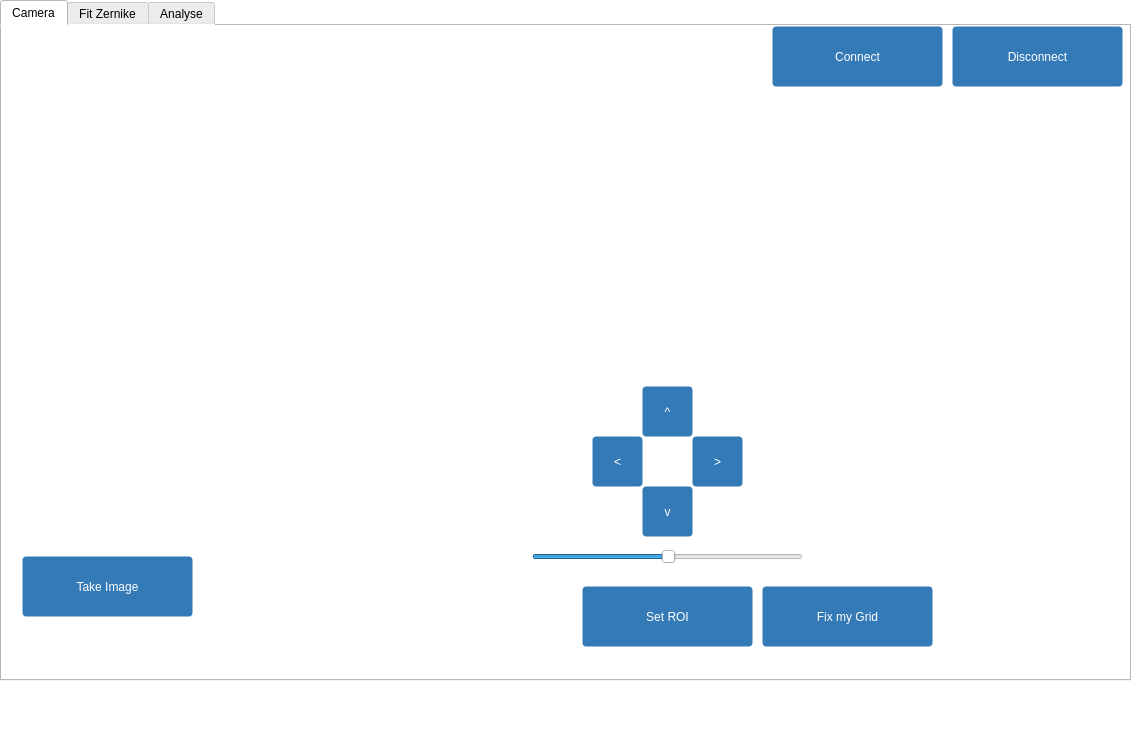
This is Windows/MainWindow_lowres.ui in brandhoff/ZerFit as Qt 5 draws it before an edit. The edited form follows.
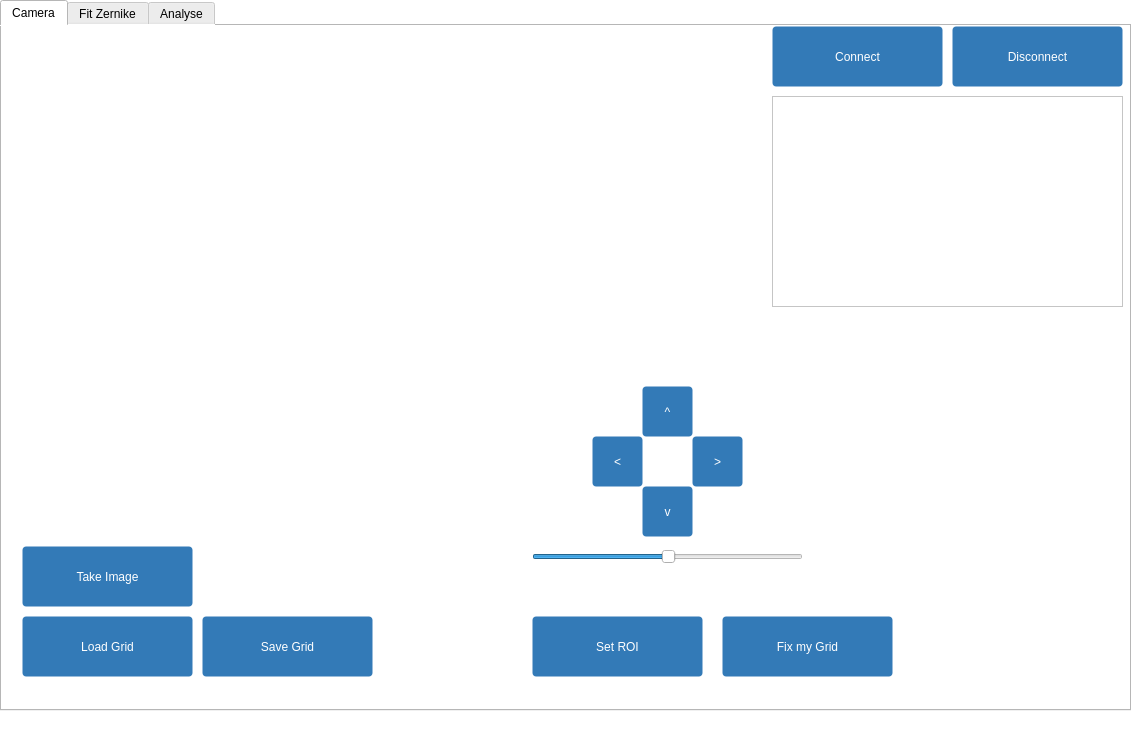
This is the edited form. Custom widgets are drawn as their Qt base class.

The edit to the form file:
```diff
--- a/Windows/MainWindow_lowres.ui
+++ b/Windows/MainWindow_lowres.ui
@@ -7,7 +7,7 @@
     <x>0</x>
     <y>0</y>
     <width>1137</width>
-    <height>746</height>
+    <height>756</height>
    </rect>
   </property>
   <property name="windowTitle">
@@ -23,7 +23,7 @@
       <x>0</x>
       <y>0</y>
       <width>1131</width>
-      <height>681</height>
+      <height>711</height>
      </rect>
     </property>
     <property name="currentIndex">
@@ -89,7 +89,7 @@
       <property name="geometry">
        <rect>
         <x>20</x>
-        <y>530</y>
+        <y>520</y>
         <width>171</width>
         <height>61</height>
        </rect>
@@ -125,8 +125,8 @@
      <widget class="QPushButton" name="btnCaliRadius">
       <property name="geometry">
        <rect>
-        <x>580</x>
-        <y>560</y>
+        <x>530</x>
+        <y>590</y>
         <width>171</width>
         <height>61</height>
        </rect>
@@ -230,8 +230,8 @@
      <widget class="QPushButton" name="btnCaliGridFix">
       <property name="geometry">
        <rect>
-        <x>760</x>
-        <y>560</y>
+        <x>720</x>
+        <y>590</y>
         <width>171</width>
         <height>61</height>
        </rect>
@@ -248,6 +248,73 @@
        <string>Fix my Grid</string>
       </property>
      </widget>
+     <widget class="QPushButton" name="btnCaliLoadGrid">
+      <property name="geometry">
+       <rect>
+        <x>20</x>
+        <y>590</y>
+        <width>171</width>
+        <height>61</height>
+       </rect>
+      </property>
+      <property name="styleSheet">
+       <string notr="true">color: #fff;
+background-color: #337ab7;
+border-color: #2e6da4;
+background-image: none;
+border: 1px solid transparent;
+border-radius: 4px;</string>
+      </property>
+      <property name="text">
+       <string>Load Grid</string>
+      </property>
+     </widget>
+     <widget class="QPushButton" name="btnCaliSaveGrid">
+      <property name="geometry">
+       <rect>
+        <x>200</x>
+        <y>590</y>
+        <width>171</width>
+        <height>61</height>
+       </rect>
+      </property>
+      <property name="styleSheet">
+       <string notr="true">color: #fff;
+background-color: #337ab7;
+border-color: #2e6da4;
+background-image: none;
+border: 1px solid transparent;
+border-radius: 4px;</string>
+      </property>
+      <property name="text">
+       <string>Save Grid</string>
+      </property>
+     </widget>
+     <widget class="QTextEdit" name="textCaliCamera">
+      <property name="enabled">
+       <bool>true</bool>
+      </property>
+      <property name="geometry">
+       <rect>
+        <x>770</x>
+        <y>70</y>
+        <width>351</width>
+        <height>211</height>
+       </rect>
+      </property>
+      <property name="font">
+       <font>
+        <family>Arial</family>
+        <pointsize>12</pointsize>
+       </font>
+      </property>
+      <property name="readOnly">
+       <bool>true</bool>
+      </property>
+      <property name="placeholderText">
+       <string/>
+      </property>
+     </widget>
     </widget>
     <widget class="QWidget" name="tabMain">
      <attribute name="title">
```
Left out of the diff: 21 changed lines with no effect on the pictures.
